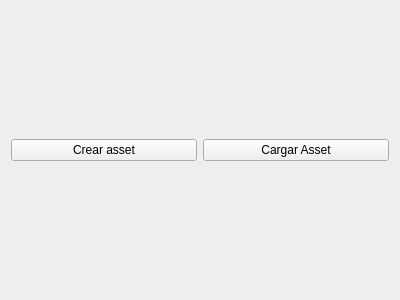
Above: src/tools/qt_tools/asset_manager/AssetManager.ui from agudpp/CordobaZombie before the change. Below: the same form after it.
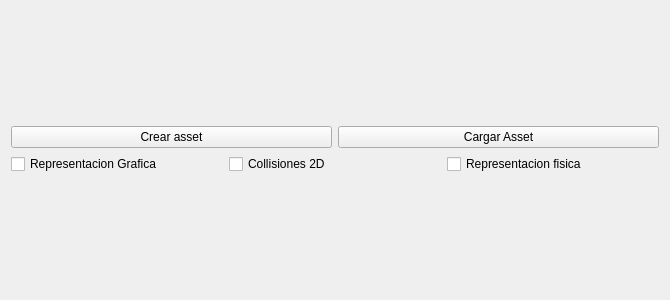
That is the form after the change.

Commit message: Adding WorldObjectBuilder class to construct world objects from different sources (in this case only from Asset). Modified some of the classes of the QtAssetManager tool, we still need to work on this.

```diff
--- a/src/tools/qt_tools/asset_manager/AssetManager.ui
+++ b/src/tools/qt_tools/asset_manager/AssetManager.ui
@@ -6,13 +6,15 @@
    <rect>
     <x>0</x>
     <y>0</y>
-    <width>400</width>
+    <width>670</width>
     <height>300</height>
    </rect>
   </property>
   <property name="windowTitle">
    <string>QtAssetManager</string>
   </property>
+  <layout class="QVBoxLayout" name="verticalLayout_2">
+   <item>
   <layout class="QVBoxLayout" name="verticalLayout">
    <item>
     <layout class="QHBoxLayout" name="horizontalLayout">
@@ -32,6 +34,33 @@
         <string>Cargar Asset</string>
        </property>
       </widget>
+       </item>
+      </layout>
+     </item>
+     <item>
+      <layout class="QHBoxLayout" name="horizontalLayout_2">
+       <item>
+        <widget class="QCheckBox" name="graphicCheckbox">
+         <property name="text">
+          <string>Representacion Grafica</string>
+         </property>
+        </widget>
+       </item>
+       <item>
+        <widget class="QCheckBox" name="coll2DCheckbox">
+         <property name="text">
+          <string>Collisiones 2D</string>
+         </property>
+        </widget>
+       </item>
+       <item>
+        <widget class="QCheckBox" name="physicsCheckbox">
+         <property name="text">
+          <string>Representacion fisica</string>
+         </property>
+        </widget>
+       </item>
+      </layout>
      </item>
     </layout>
    </item>
```
Lines whose indentation alone changed are shown as unchanged. The commit also changes 12 other files.
